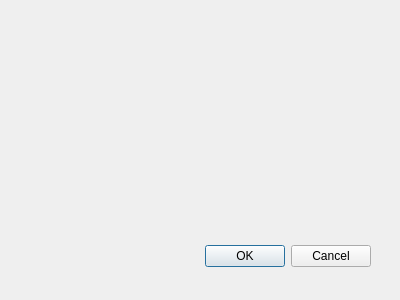
ChabanovSN/SeaFightNet, file clientdialog.ui: the form before one commit.
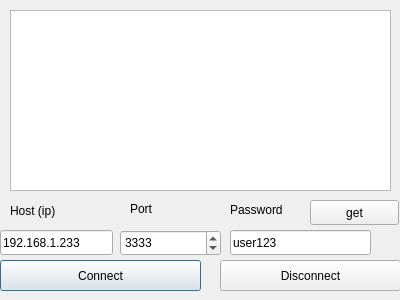
The form after the commit.

The edit to the form file:
```diff
--- a/clientdialog.ui
+++ b/clientdialog.ui
@@ -15,20 +15,134 @@
   <property name="windowTitle">
    <string>Dialog</string>
   </property>
-  <widget class="QDialogButtonBox" name="buttonBox">
+  <widget class="QLineEdit" name="textHost">
    <property name="geometry">
     <rect>
-     <x>30</x>
-     <y>240</y>
-     <width>341</width>
-     <height>32</height>
+     <x>0</x>
+     <y>230</y>
+     <width>113</width>
+     <height>25</height>
     </rect>
    </property>
-   <property name="orientation">
-    <enum>Qt::Horizontal</enum>
+   <property name="text">
+    <string>192.168.1.233</string>
    </property>
-   <property name="standardButtons">
-    <set>QDialogButtonBox::Cancel|QDialogButtonBox::Ok</set>
+  </widget>
+  <widget class="QSpinBox" name="spinPort">
+   <property name="geometry">
+    <rect>
+     <x>120</x>
+     <y>230</y>
+     <width>101</width>
+     <height>26</height>
+    </rect>
+   </property>
+   <property name="maximum">
+    <number>65536</number>
+   </property>
+   <property name="value">
+    <number>3333</number>
+   </property>
+  </widget>
+  <widget class="QLabel" name="label">
+   <property name="geometry">
+    <rect>
+     <x>10</x>
+     <y>200</y>
+     <width>101</width>
+     <height>21</height>
+    </rect>
+   </property>
+   <property name="text">
+    <string>Host (ip)</string>
+   </property>
+  </widget>
+  <widget class="QLabel" name="label_2">
+   <property name="geometry">
+    <rect>
+     <x>130</x>
+     <y>200</y>
+     <width>67</width>
+     <height>17</height>
+    </rect>
+   </property>
+   <property name="text">
+    <string>Port</string>
+   </property>
+  </widget>
+  <widget class="QLabel" name="label_3">
+   <property name="geometry">
+    <rect>
+     <x>230</x>
+     <y>200</y>
+     <width>101</width>
+     <height>20</height>
+    </rect>
+   </property>
+   <property name="text">
+    <string>Password</string>
+   </property>
+  </widget>
+  <widget class="QPushButton" name="btnConnect">
+   <property name="geometry">
+    <rect>
+     <x>0</x>
+     <y>260</y>
+     <width>201</width>
+     <height>31</height>
+    </rect>
+   </property>
+   <property name="text">
+    <string>Connect</string>
+   </property>
+  </widget>
+  <widget class="QPushButton" name="btnDiconnect">
+   <property name="geometry">
+    <rect>
+     <x>220</x>
+     <y>260</y>
+     <width>181</width>
+     <height>31</height>
+    </rect>
+   </property>
+   <property name="text">
+    <string>Disconnect</string>
+   </property>
+  </widget>
+  <widget class="QTextBrowser" name="textinfo">
+   <property name="geometry">
+    <rect>
+     <x>10</x>
+     <y>10</y>
+     <width>381</width>
+     <height>181</height>
+    </rect>
+   </property>
+  </widget>
+  <widget class="QLineEdit" name="textpasswd">
+   <property name="geometry">
+    <rect>
+     <x>230</x>
+     <y>230</y>
+     <width>141</width>
+     <height>25</height>
+    </rect>
+   </property>
+   <property name="text">
+    <string>user123</string>
+   </property>
+  </widget>
+  <widget class="QPushButton" name="get">
+   <property name="geometry">
+    <rect>
+     <x>310</x>
+     <y>200</y>
+     <width>89</width>
+     <height>25</height>
+    </rect>
+   </property>
+   <property name="text">
+    <string>get</string>
    </property>
   </widget>
  </widget>
```
Left out of the diff: 42 changed lines with no effect on the pictures.
